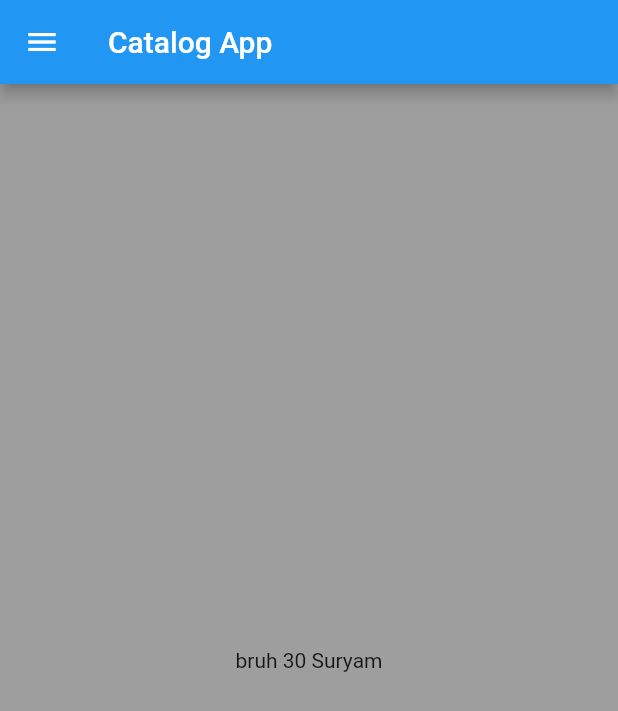
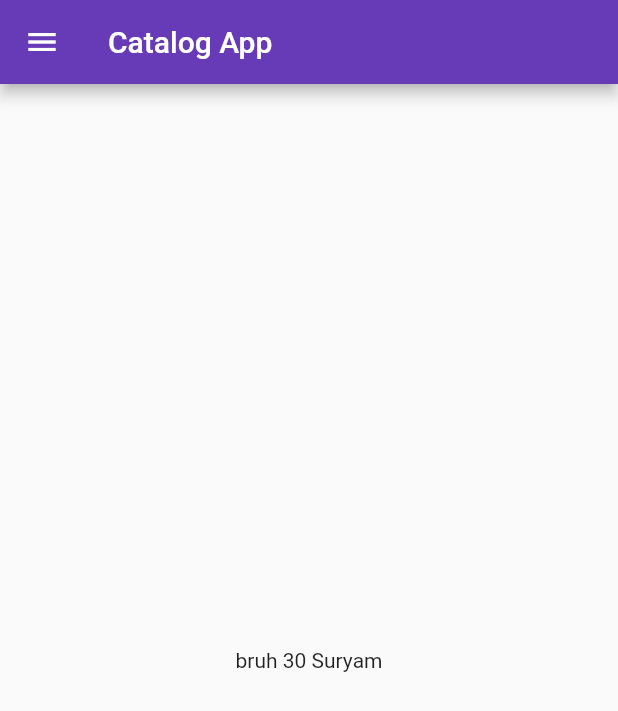
Before and after one commit to su5yam/app, a Flutter app: the screen it shows after launch, on a phone screen of 412 x 824 dp. Shown: the top 711 px of the screen. Run offline on Flutter 3.47's test engine with Material 2 defaults, Android fonts, the phone set to English and light mode, and no system bars.

Commit message:
day3 comp

```diff
--- a/lib/main.dart
+++ b/lib/main.dart
@@ -1,5 +1,6 @@
+import 'package:app/pages/loginpage.dart';
 import 'package:flutter/material.dart';
-import 'package:app/homepage.dart';
+import 'package:app/pages/homepage.dart';
 
 void main() {
   runApp(MyApp());
@@ -9,6 +10,16 @@ class MyApp extends StatelessWidget {
   // This widget is the root of your application.
   @override
   Widget build(BuildContext context) {
-    return MaterialApp(home: Homepage());
+    return MaterialApp(
+      themeMode: ThemeMode.light,
+      theme: ThemeData(primarySwatch: Colors.deepPurple),
+      darkTheme: ThemeData(brightness: Brightness.dark),
+      initialRoute: "/home",
+      routes: {
+        "/": (context) => LoginPage(),
+        "/home": (context) => Homepage(),
+        "/login": (context) => LoginPage(),
+      },
+    );
   }
 }
--- a/lib/homepage.dart
+++ b/lib/pages/homepage.dart
@@ -16,7 +16,6 @@ class Homepage extends StatelessWidget {
         ),
       ),
       drawer: Drawer(),
-      backgroundColor: Colors.grey,
     );
   }
 }
```
Also changed, not shown: lib/pages/loginpage.dart (added, +16 -0 lines).
